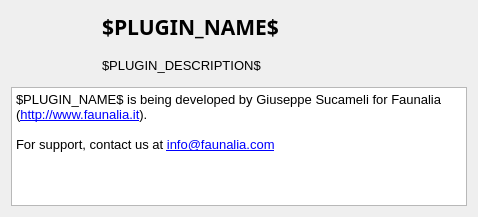
Before: the Qt Designer form ui/DlgAbout.ui in faunalia/transformationtools, drawn with Qt 5.
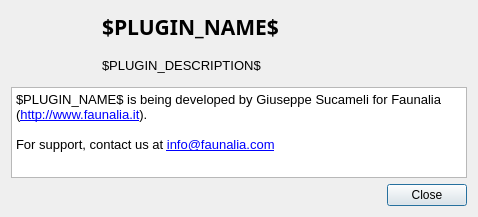
After: the same form once the commit is applied.

```diff
--- a/ui/DlgAbout.ui
+++ b/ui/DlgAbout.ui
@@ -88,6 +88,13 @@
      </property>
     </widget>
    </item>
+   <item row="3" column="0" colspan="2">
+    <widget class="QDialogButtonBox" name="buttonBox">
+     <property name="standardButtons">
+      <set>QDialogButtonBox::Close</set>
+     </property>
+    </widget>
+   </item>
   </layout>
  </widget>
  <resources/>
```
Left out of the diff: 35 changed lines with no effect on the pictures.
